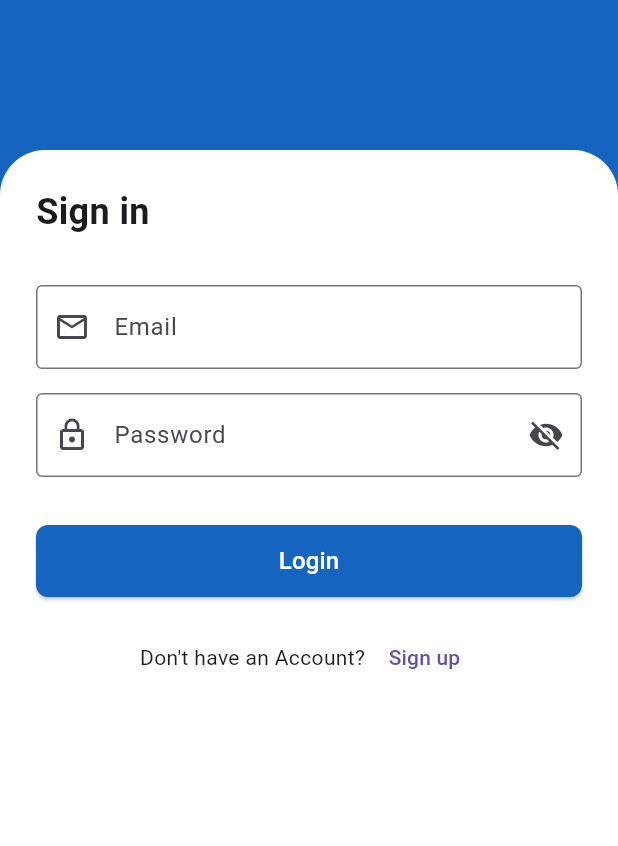
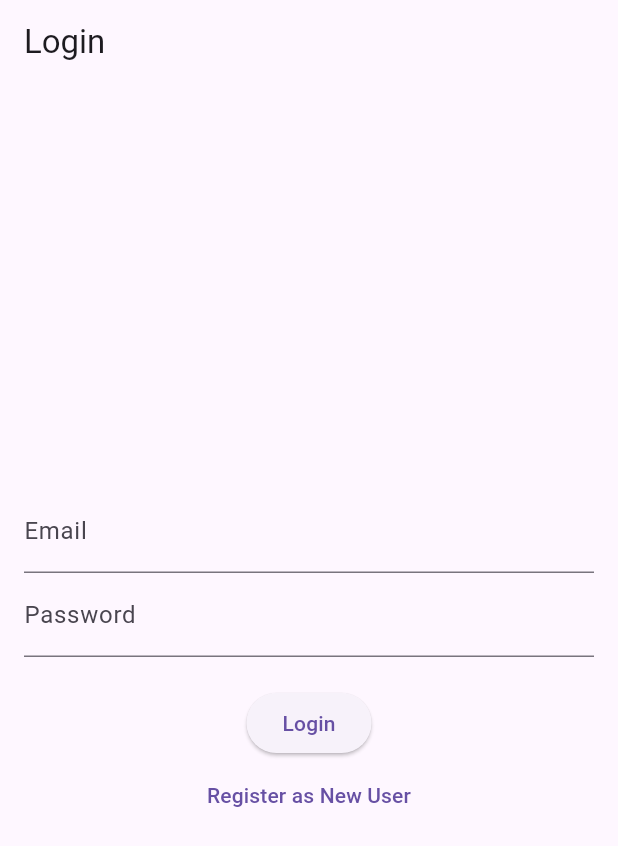
Before and after one commit to 0211Abhay/CPMAD_Hackathon, a Flutter app: the screen it shows after launch, on a phone screen of 412 x 824 dp. Shown: the top 846 px of the screen. Run offline on Flutter 3.47's test engine with Material 3 defaults, Android fonts, the phone set to English and light mode, and no system bars; our stand-ins replace cloud_firestore, firebase_auth, firebase_core; missing offline and left inert: practice_app_course; accounts and stored records are empty.

Commit message:
regiter, login,collection_viewer, firebase_option

```diff
--- a/skillconnect_app/lib/main.dart
+++ b/skillconnect_app/lib/main.dart
@@ -1,40 +1,50 @@
+import 'package:firebase_auth/firebase_auth.dart';
 import 'package:firebase_core/firebase_core.dart';
 import 'package:flutter/material.dart';
-
-import 'package:practice_app_course/firebase_options.dart';
-import 'screens/sign_in_screen.dart';
-
-import 'package:skillconnect_app/screens/form_screen.dart';
+import 'screens/login_page.dart';
+import 'package:practice_app_course/collections_viewer.dart';
+import 'package:flutter/foundation.dart'; // For kIsWeb
+import 'firebase_options.dart'; // Import your firebase_options.dart
 
 
-Future<void> main() async {
+void main() async {
+  WidgetsFlutterBinding.ensureInitialized();
+
+  // Ensure Firebase is initialized with the correct options
   await Firebase.initializeApp(
-    options: DefaultFirebaseOptions.currentPlatform,
-);
-  runApp(const MyApp());
+    options: DefaultFirebaseOptions.currentPlatform,  // Pass the correct platform-specific options
+  );
 
+  runApp(MyApp());
 }
-
 class MyApp extends StatelessWidget {
-  const MyApp({Key? key}) : super(key: key);
-
   @override
   Widget build(BuildContext context) {
     return MaterialApp(
-      title: 'Auth Demo',
+      debugShowCheckedModeBanner: false,
+      title: 'Academic Dashboard',
       theme: ThemeData(
-
         primarySwatch: Colors.blue,
-        scaffoldBackgroundColor: Colors.white,
       ),
-      home: const SignInScreen(),
-      debugShowCheckedModeBanner: false,
-
-        colorScheme: ColorScheme.fromSeed(seedColor: Colors.deepPurple),
-        useMaterial3: true,
-      ),
-      home: const FormScreen(),
-
+      home: AuthStateHandler(),
     );
   }
 }
+
+class AuthStateHandler extends StatelessWidget {
+  @override
+  Widget build(BuildContext context) {
+    return StreamBuilder<User?>(
+      stream: FirebaseAuth.instance.authStateChanges(),
+      builder: (context, snapshot) {
+        if (snapshot.connectionState == ConnectionState.waiting) {
+          return Center(child: CircularProgressIndicator());
+        } else if (snapshot.hasData) {
+          return CollectionsViewer();
+        } else {
+          return LoginPage();
+        }
+      },
+    );
+  }
+}
--- /dev/null
+++ b/skillconnect_app/lib/screens/login_page.dart
@@ -0,0 +1,83 @@
+import 'package:firebase_auth/firebase_auth.dart';
+import 'package:flutter/material.dart';
+import 'register_page.dart';
+import 'package:practice_app_course/collections_viewer.dart';
+
+
+class LoginPage extends StatefulWidget {
+  @override
+  _LoginPageState createState() => _LoginPageState();
+}
+
+class _LoginPageState extends State<LoginPage> {
+  final _emailController = TextEditingController();
+  final _passwordController = TextEditingController();
+  bool isLoading = false;
+
+  Future<void> _login() async {
+    setState(() {
+      isLoading = true;
+    });
+
+    try {
+      await FirebaseAuth.instance.signInWithEmailAndPassword(
+        email: _emailController.text,
+        password: _passwordController.text,
+      );
+      Navigator.pushReplacement(
+        context,
+        MaterialPageRoute(builder: (context) => CollectionsViewer()),
+      );
+    } catch (e) {
+      ScaffoldMessenger.of(context).showSnackBar(
+        SnackBar(content: Text('Login failed: ${e.toString()}')),
+      );
+    } finally {
+      setState(() {
+        isLoading = false;
+      });
+    }
+  }
+
+  void _navigateToRegister() {
+    Navigator.push(
+      context,
+      MaterialPageRoute(builder: (context) => RegisterPage()),
+    );
+  }
+
+  @override
+  Widget build(BuildContext context) {
+    return Scaffold(
+      appBar: AppBar(title: Text('Login')),
+      body: Padding(
+        padding: const EdgeInsets.all(16.0),
+        child: Column(
+          mainAxisAlignment: MainAxisAlignment.center,
+          children: [
+            TextField(
+              controller: _emailController,
+              decoration: InputDecoration(labelText: 'Email'),
+            ),
+            TextField(
+              controller: _passwordController,
+              decoration: InputDecoration(labelText: 'Password'),
+              obscureText: true,
+            ),
+            SizedBox(height: 20),
+            isLoading
+                ? CircularProgressIndicator()
+                : ElevatedButton(
+                    onPressed: _login,
+                    child: Text('Login'),
+                  ),
+            TextButton(
+              onPressed: _navigateToRegister,
+              child: Text('Register as New User'),
+            ),
+          ],
+        ),
+      ),
+    );
+  }
+}
```
Also changed, not shown: skillconnect_app/lib/collections_viewer.dart (added, +18 -0 lines), skillconnect_app/lib/screens/register_page.dart (added, +99 -0 lines), skillconnect_app/lib/screens/splash_screen.dart (+36 -1 lines), skillconnect_app/lib/firebase_options.dart, skillconnect_app/lib/screens/home_screen.dart (renamed from skillconnect_app/lib/screens/form_screen.dart).
